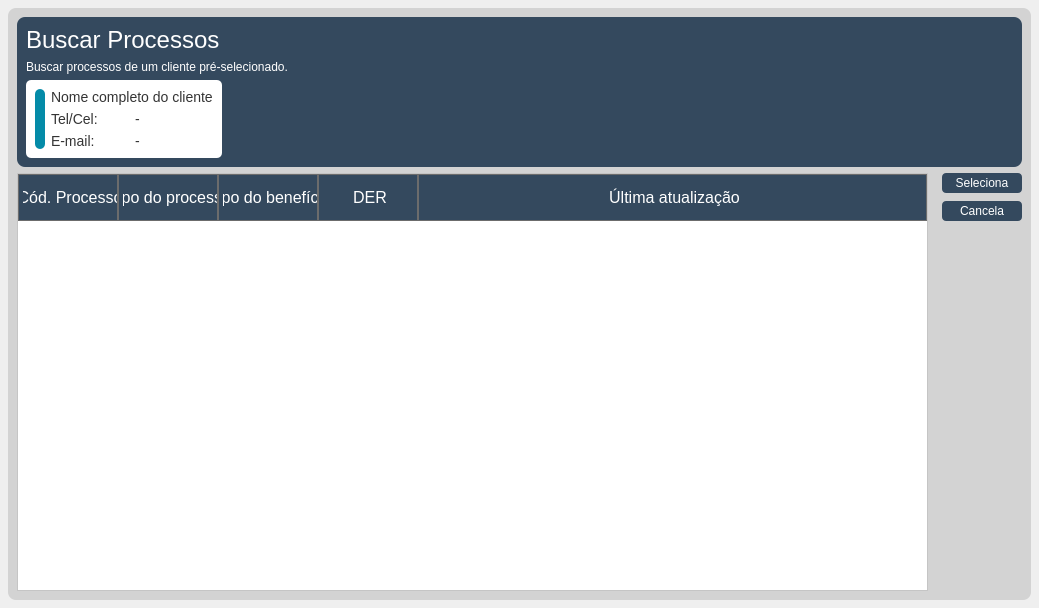
newprev/PrevCliente, file Design/UI/buscaProcessos.ui: the form before one commit.
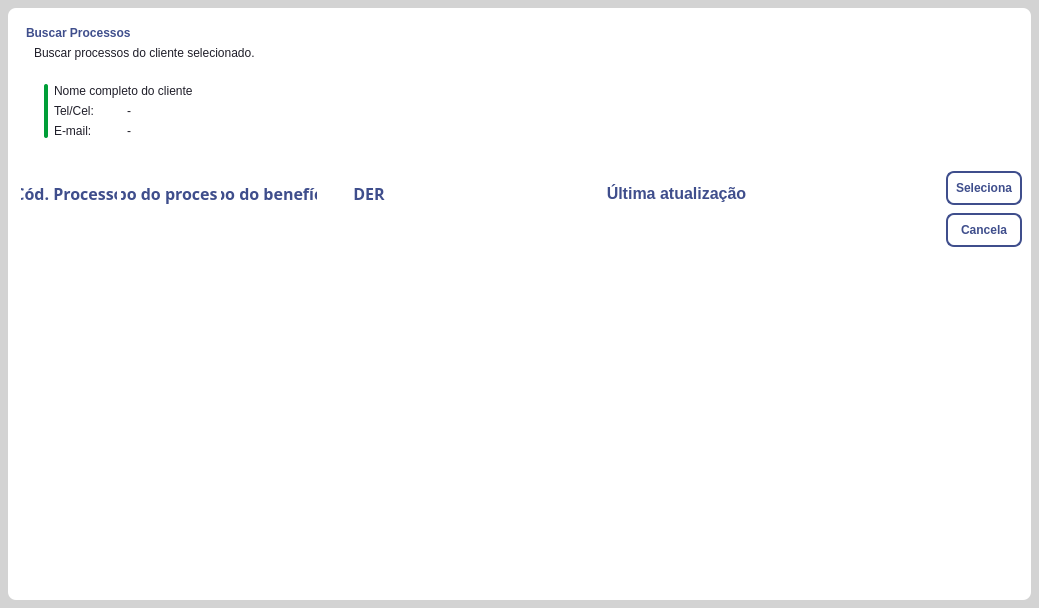
The form after the commit. Icons and pictures are not drawn.

```diff
--- a/Design/UI/buscaProcessos.ui
+++ b/Design/UI/buscaProcessos.ui
@@ -20,82 +20,174 @@
    <string>MainWindow</string>
   </property>
   <property name="styleSheet">
-   <string notr="true">/*-------------------------------- Labels -----------------------------------------*/
-#lbTitulo {
-	font-family: &quot;TeX Gyre Adventor&quot;;
-	font-size: 24px;
-
-	color: white;
-}
-
-#lbSubtitulo {
-	font-family: &quot;TeX Gyre Adventor&quot;;
-	font-size: 12px;	
-
-	color: white;
-}
-
-#lbTituloFrame {
-	font-family: &quot;TeX Gyre Adventor&quot;;
-	font-size: 12px;
-
-	background-color: white;
-}
-
-/*-------------------------------- Frames -----------------------------------------*/
-#frCabecalho {
-	border: 0px;
-	border-radius: 8px;
-	background-color: rgb(52, 73, 94);
-}
-
-#frFiltrosBusca {
-	background-color: rgb(82, 111, 139);
-
-	border: 0px solid;
-	border-radius: 8px;
-}
-
-#frMain {
-	border-radius: 8px;
-	border: 0px solid;
-
+   <string notr="true">#centralwidget {
 	background-color: lightgrey;
-}
-
-#centralwidget {
-	border-radius: 8px;
-	border: 0px solid;	
-}
-
-/*-------------------------------- Push Buttons --------------------------------*/
-#pbSeleciona, #pbLimpa, 
-#pbCancela, #pbEditar {
-	font-family: &quot;TeX Gyre Adventor&quot;;
-	font-size: 12px;
-	color: white;
-
-	border-radius: 4px;
-	background-color: rgb(52, 73, 94);
-}
-
-#pbSeleciona:hover, #pbLimpa:hover, 
-#pbCancela:hover, #pbEditar:hover {
-	font-family: &quot;TeX Gyre Adventor&quot;;
-	font-size: 12px;
-	color: white;
-
-	border-radius: 4px;
-	background-color: rgb(72, 93, 114);
-}
-
-/*-------------------------------- Main Window -------------------------------*/
-#mwBuscaCliente{
-	background-color: rgb(52, 73, 94);
-}
-</string>
+}</string>
   </property>
   <widget class="QWidget" name="centralwidget">
+   <property name="styleSheet">
+    <string notr="true">/* ------------ Geral --------------- */
+QLabel {
+	font: 11pt &quot;Avenir LT Std&quot;;
+	color: #1F1E29;
+	font-weight: 200;
+}
+
+QLineEdit {
+	font: 12pt &quot;Avenir LT Std&quot;;
+    border: 0px solid gray;
+    border-radius: 8px;
+   	padding: 0 8px;
+    background: #F9F9F9;
+    selection-background-color: darkgray;
+}
+
+QComboBox {
+    border: 0px solid gray;
+    border-radius: 8px;
+    padding: 1px 18px 1px 8px;
+	
+	font: 12pt &quot;Avenir LT Std&quot;;
+	color: #606970;	
+}
+
+QComboBox:editable {
+    background: white;
+}
+
+QComboBox:!editable, QComboBox::drop-down:editable {
+     background: #F9F9F9;
+}
+
+QComboBox:!editable:on, QComboBox::drop-down:editable:on {
+    background: #F9F9F9;
+}
+
+QComboBox:on { /* shift the text when the popup opens */
+    padding-top: 3px;
+    padding-left: 4px;
+}
+
+QComboBox::drop-down {
+    subcontrol-origin: padding;
+    subcontrol-position: top right;
+    width: 15px;
+	padding: 0px 8px 0px 0px;
+
+    border-left-width: 0px;
+}
+
+QComboBox::down-arrow {
+    image: url(:/arrowDown/down.png);
+}
+
+QComboBox::down-arrow:on { /* shift the arrow when popup is open */
+    top: 1px;
+    left: 1px;
+}
+
+/*-------------------------------------------  Scroll Bar --------------------------------------------*/
+QScrollBar:vertical {
+        background-color: #DDDEDF;
+        width: 15px;
+        margin: 15px 3px 15px 3px;
+        border: 1px transparent #2A2929;
+        border-radius: 4px;
+    }
+
+QScrollBar::handle:vertical {
+    background-color: #3F4E8C;
+    min-height: 5px;
+    width: 20px;
+	border-radius: 4px;
+}
+
+QScrollBar::up-arrow:vertical, QScrollBar::down-arrow:vertical{
+      border: none;
+      background: none;
+      color: none;
+}
+
+QScrollBar::add-line:vertical {
+	border: none;
+    background: none;
+}
+
+QScrollBar::sub-line:vertical {
+	border: none;
+    background: none;
+}
+
+/*------------------------------------------- Table Widget -------------------------------------------*/
+#tblListaProcessos {
+	selection-background-color: #F9F9F9;
+	selection-color: grey;
+	gridline-color: white;
+
+	border: 0px solid transparent;
+}
+
+QHeaderView {
+    background-color: white;
+}
+
+QHeaderView::section {
+    background-color: white;
+    padding-left: 4px;
+    border: 0px solid white;
+	min-height: 45px;
+}
+
+#tblListaProcessos::item:last {
+	selection-background-color: black;
+	selection-color: grey;
+	gridline-color: black;
+	border: 0px solid transparent;
+}
+
+#tblListaProcessos::item {
+	padding: 2px 24px 2px 24px;
+}
+
+/* ------------------  Frames --------------------- */
+#frMain {
+	background-color: white;
+	border: 0px solid transparent;
+	border-radius: 8px;
+}
+
+#frFirulaCliente {
+	background-color: #009E38;
+	border: 0px solid transparent;
+	border-radius: 2px;
+}
+
+#frInfoCliente {
+	background-color: white;
+	border: 0px solid transparent;
+	border-radius: 8px;
+}
+
+/* ------------------- Label ------------------- */
+#lbTitulo {
+	font: 16pt &quot;Avenir LT Std&quot;;
+	color: #3F4E8C;
+	font-weight: 750;
+}
+
+#pbSeleciona, #pbCancela {
+	background-color: white;
+	border: 2px solid #3F4E8C;
+	border-radius: 8px;
+
+	
+	font: 12pt &quot;Avenir LT Std&quot;;
+	color: #3F4E8C;
+	font-weight: 750;
+
+	padding: 8px;
+}</string>
+   </property>
    <layout class="QHBoxLayout" name="horizontalLayout">
     <property name="spacing">
      <number>0</number>
@@ -115,7 +207,7 @@
     <item>
      <widget class="QFrame" name="frMain">
       <property name="frameShape">
-       <enum>QFrame::StyledPanel</enum>
+       <enum>QFrame::NoFrame</enum>
       </property>
       <property name="frameShadow">
        <enum>QFrame::Raised</enum>
@@ -124,18 +216,7 @@
        <item row="1" column="0">
         <widget class="QFrame" name="frTabela">
          <property name="styleSheet">
-          <string notr="true">/*-------------------------------- Tables -----------------------------------------*/
-#tblListaProcessos{
-	background-color: white;
-}
-
-QHeaderView::section {
-    background-color: rgb(52, 73, 94);
-    color: white;
-    padding-left: 4px;
-    border: 1px solid #6c6c6c;
-	min-height: 45px;
-}</string>
+          <string notr="true"/>
          </property>
          <property name="frameShape">
           <enum>QFrame::NoFrame</enum>
@@ -182,13 +263,31 @@
              </property>
              <property name="font">
               <font>
-               <family>Ubuntu</family>
+               <family>Avenir LT Std</family>
                <pointsize>12</pointsize>
+               <weight>75</weight>
+               <bold>true</bold>
               </font>
              </property>
              <property name="textAlignment">
               <set>AlignCenter</set>
              </property>
+             <property name="background">
+              <color>
+               <red>255</red>
+               <green>255</green>
+               <blue>255</blue>
+              </color>
+             </property>
+             <property name="foreground">
+              <brush brushstyle="SolidPattern">
+               <color alpha="255">
+                <red>63</red>
+                <green>78</green>
+                <blue>140</blue>
+               </color>
+              </brush>
+             </property>
             </column>
             <column>
              <property name="text">
@@ -196,13 +295,31 @@
              </property>
              <property name="font">
               <font>
-               <family>Ubuntu</family>
+               <family>Avenir LT Std</family>
                <pointsize>12</pointsize>
+               <weight>75</weight>
+               <bold>true</bold>
               </font>
              </property>
              <property name="textAlignment">
               <set>AlignCenter</set>
              </property>
+             <property name="background">
+              <color>
+               <red>255</red>
+               <green>255</green>
+               <blue>255</blue>
+              </color>
+             </property>
+             <property name="foreground">
+              <brush brushstyle="SolidPattern">
+               <color alpha="255">
+                <red>63</red>
+                <green>78</green>
+                <blue>140</blue>
+               </color>
+              </brush>
+             </property>
             </column>
             <column>
              <property name="text">
@@ -210,13 +327,31 @@
              </property>
              <property name="font">
               <font>
-               <family>Ubuntu</family>
+               <family>Avenir LT Std</family>
                <pointsize>12</pointsize>
+               <weight>75</weight>
+               <bold>true</bold>
               </font>
              </property>
              <property name="textAlignment">
               <set>AlignCenter</set>
              </property>
+             <property name="background">
+              <color>
+               <red>255</red>
+               <green>255</green>
+               <blue>255</blue>
+              </color>
+             </property>
+             <property name="foreground">
+              <brush brushstyle="SolidPattern">
+               <color alpha="255">
+                <red>63</red>
+                <green>78</green>
+                <blue>140</blue>
+               </color>
+              </brush>
+             </property>
             </column>
             <column>
              <property name="text">
@@ -224,14 +359,32 @@
              </property>
              <property name="font">
               <font>
-               <family>Ubuntu</family>
+               <family>Avenir LT Std</family>
                <pointsize>12</pointsize>
+               <weight>75</weight>
                <italic>false</italic>
+               <bold>true</bold>
               </font>
              </property>
              <property name="textAlignment">
               <set>AlignCenter</set>
              </property>
+             <property name="background">
+              <color>
+               <red>255</red>
+               <green>255</green>
+               <blue>255</blue>
+              </color>
+             </property>
+             <property name="foreground">
+              <brush brushstyle="SolidPattern">
+               <color alpha="255">
+                <red>63</red>
+                <green>78</green>
+                <blue>140</blue>
+               </color>
+              </brush>
+             </property>
             </column>
             <column>
              <property name="text">
@@ -241,11 +394,29 @@
               <font>
                <family>Ubuntu</family>
                <pointsize>12</pointsize>
+               <weight>75</weight>
+               <bold>true</bold>
               </font>
              </property>
              <property name="textAlignment">
               <set>AlignCenter</set>
              </property>
+             <property name="background">
+              <color>
+               <red>255</red>
+               <green>255</green>
+               <blue>255</blue>
+              </color>
+             </property>
+             <property name="foreground">
+              <brush brushstyle="SolidPattern">
+               <color alpha="255">
+                <red>63</red>
+                <green>78</green>
+                <blue>140</blue>
+               </color>
+              </brush>
+             </property>
             </column>
            </widget>
           </item>
@@ -255,35 +426,7 @@
        <item row="0" column="0" colspan="2">
         <widget class="QFrame" name="frCabecalho">
          <property name="styleSheet">
-          <string notr="true">/*--------------------------------------- Frames ---------------------------------------*/
-#frFirulaCliente {
-	background-color: #048ba8;
-	border-radius: 5px;
-}
-
-#frFirulaProcesso {
-	background-color: rgb(220, 147, 0);
-	border-radius: 5px;
-}
-
-#frInfoCliente, #frInfoProcesso {
-	background-color: rgb(255, 255, 255);
-
-	border-top-left-radius: 5px;
-	border-top-right-radius: 5px;
-	border-bottom-left-radius: 5px;
-	border-bottom-right-radius: 5px;
-}
-
-/*--------------------------------------- Labels ---------------------------------------*/
-#lbNomeCompleto, 
-#lbInfoTelefone, #lbTelefone,
-#lbEmail, #lbInfoEmail {
-	font-family: &quot;TeX Gyre Adventor&quot;;
-	font-size: 14px;
-
-	color: rgb(52, 52, 52);
-}</string>
+          <string notr="true"/>
          </property>
          <property name="frameShape">
           <enum>QFrame::NoFrame</enum>
@@ -302,7 +445,10 @@
           <item>
            <widget class="QLabel" name="lbSubtitulo">
             <property name="text">
-             <string>Buscar processos de um cliente pré-selecionado.</string>
+             <string>Buscar processos do cliente selecionado.</string>
+            </property>
+            <property name="indent">
+             <number>8</number>
             </property>
            </widget>
           </item>
@@ -316,19 +462,19 @@
             </property>
             <layout class="QHBoxLayout" name="horizontalLayout_3">
              <property name="spacing">
-              <number>0</number>
+              <number>9</number>
              </property>
              <property name="leftMargin">
-              <number>0</number>
+              <number>9</number>
              </property>
              <property name="topMargin">
-              <number>0</number>
+              <number>9</number>
              </property>
              <property name="rightMargin">
-              <number>0</number>
+              <number>9</number>
              </property>
              <property name="bottomMargin">
-              <number>0</number>
+              <number>9</number>
              </property>
              <item alignment="Qt::AlignLeft">
               <widget class="QFrame" name="frInfoCliente">
@@ -363,18 +509,18 @@
                  <widget class="QFrame" name="frFirulaCliente">
                   <property name="minimumSize">
                    <size>
-                    <width>10</width>
+                    <width>4</width>
                     <height>0</height>
                    </size>
                   </property>
                   <property name="maximumSize">
                    <size>
-                    <width>10</width>
+                    <width>4</width>
                     <height>16777215</height>
                    </size>
                   </property>
                   <property name="frameShape">
-                   <enum>QFrame::StyledPanel</enum>
+                   <enum>QFrame::NoFrame</enum>
                   </property>
                   <property name="frameShadow">
                    <enum>QFrame::Raised</enum>
@@ -437,16 +583,22 @@
           </property>
           <item>
            <widget class="QPushButton" name="pbSeleciona">
+            <property name="sizePolicy">
+             <sizepolicy hsizetype="Maximum" vsizetype="Maximum">
+              <horstretch>0</horstretch>
+              <verstretch>0</verstretch>
+             </sizepolicy>
+            </property>
             <property name="minimumSize">
              <size>
-              <width>80</width>
-              <height>20</height>
+              <width>0</width>
+              <height>0</height>
              </size>
             </property>
             <property name="maximumSize">
              <size>
-              <width>100</width>
-              <height>30</height>
+              <width>654654</width>
+              <height>1984654</height>
              </size>
             </property>
             <property name="text">
@@ -456,16 +608,22 @@
           </item>
           <item>
            <widget class="QPushButton" name="pbCancela">
+            <property name="sizePolicy">
+             <sizepolicy hsizetype="Maximum" vsizetype="Maximum">
+              <horstretch>0</horstretch>
+              <verstretch>0</verstretch>
+             </sizepolicy>
+            </property>
             <property name="minimumSize">
              <size>
-              <width>80</width>
-              <height>20</height>
+              <width>0</width>
+              <height>0</height>
              </size>
             </property>
             <property name="maximumSize">
              <size>
-              <width>100</width>
-              <height>30</height>
+              <width>987987</width>
+              <height>989849</height>
              </size>
             </property>
             <property name="text">
```
